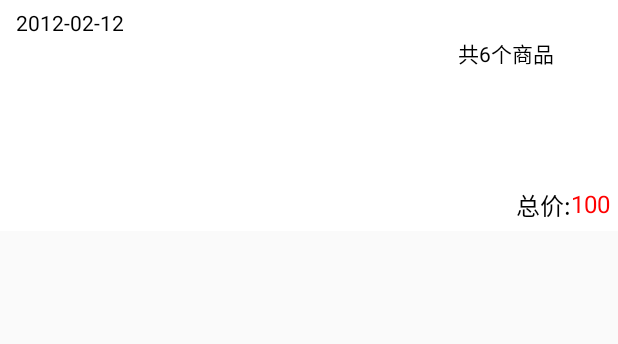
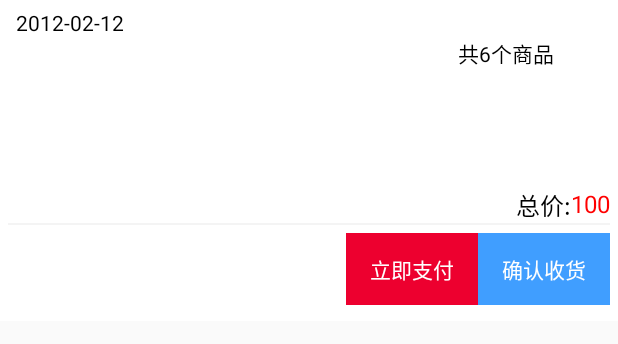
Before and after one commit to blacknight2018/androidShop, an Android app: the layout activity_order_item.xml on its own in the app's theme, with its tools: preview values and no code run, on a phone screen of 412 x 824 dp. Shown: the top 344 px of the screen. Run offline under Robolectric (Android 15) with nearby library versions, the phone set to English and light mode, and no system bars; plain views replace RoundedImageView.

Commit message:
完善了OrderItem

```diff
--- a/app/src/main/java/com/example/fuck2/config/Config.java
+++ b/app/src/main/java/com/example/fuck2/config/Config.java
@@ -1,6 +1,8 @@
 package com.example.fuck2.config;
 
 public class Config {
+
+
     public static String Cookie;
 
     public static String getCookie() {
--- a/app/src/main/java/com/example/fuck2/result/Result.java
+++ b/app/src/main/java/com/example/fuck2/result/Result.java
@@ -14,6 +14,11 @@ public class Result {
         StokeNotEnough,
     }
 
+    public enum Status {
+        UnPay, Pay, Delivery, All
+    }
+
+
     public static HashMap<Integer, String> Msg = new HashMap<>();
 
     public static String getMsg(int code) {
--- a/app/src/main/java/com/example/fuck2/ui/dashboard/DashboardFragment.java
+++ b/app/src/main/java/com/example/fuck2/ui/dashboard/DashboardFragment.java
@@ -243,6 +243,10 @@ public class DashboardFragment extends Fragment {
                     builder.show();
                 } else {
                     setAmount(getAmount() - 1);
+                    HashMap<String, String> param = new HashMap<>();
+                    param.put("cart_id", String.valueOf(this.getCartId()));
+                    param.put("amount", String.valueOf(this.getAmount()));
+                    new ApiThread(2, mHandler, "put-c", Config.getServerAddress() + "/v1/cart", Utils.MapToHttpParam(param), Config.getCookie()).start();
                 }
             }
         };
--- a/app/src/main/res/layout/activity_order_item.xml
+++ b/app/src/main/res/layout/activity_order_item.xml
@@ -11,7 +11,7 @@
         android:id="@+id/time"
         android:layout_width="wrap_content"
         android:layout_height="wrap_content"
-        android:paddingLeft="5dp"
+        android:paddingStart="5dp"
         android:text="2012-02-12"
         android:textColor="#000000" />
 
@@ -81,4 +81,36 @@
             android:textColor="@color/price"
             android:textSize="16sp" />
     </com.google.android.flexbox.FlexboxLayout>
+
+    <TextView
+        android:layout_width="match_parent"
+        android:layout_height="1dp"
+        android:background="@color/divider" />
+
+    <com.google.android.flexbox.FlexboxLayout
+        android:id="@+id/btn_group"
+        android:layout_width="match_parent"
+        android:layout_height="wrap_content"
+        android:paddingTop="5dp"
+        android:paddingBottom="5dp"
+        app:justifyContent="flex_end">
+
+        <Button
+            android:id="@+id/btn_pay"
+            android:layout_width="wrap_content"
+            android:layout_height="wrap_content"
+            android:background="@color/btn_pay"
+            android:text="@string/btn_pay_now"
+            android:textColor="#ffffff"
+            android:textSize="14sp" />
+
+        <Button
+            android:id="@+id/btn_confirm"
+            android:layout_width="wrap_content"
+            android:layout_height="wrap_content"
+            android:background="@color/btn_confirm"
+            android:text="@string/btn_confirm_delivery"
+            android:textColor="#ffffff"
+            android:textSize="14sp" />
+    </com.google.android.flexbox.FlexboxLayout>
 </LinearLayout>
--- a/app/src/main/res/values/colors.xml
+++ b/app/src/main/res/values/colors.xml
@@ -9,6 +9,8 @@
     <color name="price">#ff0000</color>
     <color name="btn_submit">#4CAF50</color>
     <color name="btn_submit2">#FF5252</color>
+    <color name="btn_pay">#ED002F</color>
+    <color name="btn_confirm">#409EFF</color>
     <color name="btn_add">#388E3C</color>
-    <color name="divider">#000000</color>
+    <color name="divider">#F4F4F4</color>
 </resources>
--- a/app/src/main/res/values/strings.xml
+++ b/app/src/main/res/values/strings.xml
@@ -16,7 +16,6 @@
     <string name="title_pay_order">未支付</string>
     <string name="title_not_pay_order">已支付</string>
     <string name="title_delivery">已发货</string>
-    <string name="title_not_delivery">未发货</string>
     <string name="sex_man">男</string>
     <string name="sex_female">女</string>
     <string name="title_detail">详细</string>
@@ -32,6 +31,8 @@
     <string name="activity_order">我的订单</string>
     <string name="tip_spec">选择商品规格</string>
     <string name="btn_add_cart">添加到购物车</string>
+    <string name="btn_pay_now">立即支付</string>
+    <string name="btn_confirm_delivery">确认收货</string>
     <string name="prompt_phone">手机号码</string>
     <string name="prompt_password">密码</string>
     <string name="action_sign_in">登录/注册</string>
```
Also changed, not shown: app/src/main/java/com/example/fuck2/MyOrderActivity.java (+36 -21 lines), app/src/main/java/com/example/fuck2/ui/OrderItem.java (+65 -4 lines), app/src/main/res/layout/activity_my_order.xml (+0 -10 lines).
